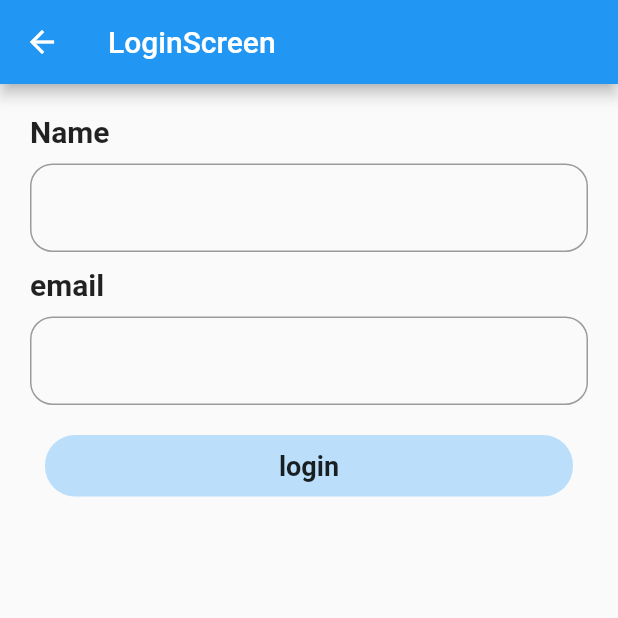
After one commit to GAURAVBKUKADIYA/firebase_crud, a Flutter app: the LoginScreen screen opened directly, on a phone screen of 412 x 824 dp, the top half of it. The commit adds this screen. Run offline on Flutter 3.47's test engine with Material 2 defaults, Android fonts, the phone set to English and light mode, and no system bars; our stand-ins replace cloud_firestore, firebase_core, firebase_storage, flutter_holo_date_picker, fluttertoast, image_picker and 1 more; accounts and stored records are empty.

Commit message:
Add files via upload

```diff
--- a/lib/view/AddDetails.dart
+++ b/lib/view/AddDetails.dart
@@ -6,6 +6,7 @@ import 'package:flutter/material.dart';
 import 'package:flutter_holo_date_picker/date_picker.dart';
 import 'package:fluttertoast/fluttertoast.dart';
 import 'package:intl/intl.dart';
+import 'package:shared_preferences/shared_preferences.dart';
 
 import '../widget/MyTextBox.dart';
 
@@ -141,6 +142,11 @@ class _AddDetailsState extends State<AddDetails> {
                     );
                   }
                   else{
+
+                    SharedPreferences prefs = await SharedPreferences.getInstance();
+                    prefs.setString("fname", name);
+                    prefs.setString("femail", email);
+
                     await FirebaseFirestore.instance.collection("Register").add({
                       "name":name,
                       "email":email,
--- a/lib/view/HomeScreen.dart
+++ b/lib/view/HomeScreen.dart
@@ -1,4 +1,5 @@
 import 'package:flutter/material.dart';
+import 'package:shared_preferences/shared_preferences.dart';
 
 import 'AddDetails.dart';
 import 'AddimageWithDetails.dart';
@@ -13,6 +14,27 @@ class HomeScreen extends StatefulWidget {
 }
 
 class _HomeScreenState extends State<HomeScreen> {
+
+  var name = "";
+  var email="";
+
+  getdata()async{
+    SharedPreferences prefs = await SharedPreferences.getInstance();
+    setState(() {
+      name = prefs.getString("fname");
+      email = prefs.getString("email");
+
+
+
+    });
+  }
+
+  @override
+  void initState() {
+    // TODO: implement initState
+    super.initState();
+    getdata();
+  }
   @override
   Widget build(BuildContext context) {
     return Scaffold(
@@ -63,6 +85,15 @@ class _HomeScreenState extends State<HomeScreen> {
         ),
 
       ),
+      body: SingleChildScrollView(
+        child: Column(
+          children: [
+         Center(
+           child: Text(name),
+         )
+          ],
+        ),
+      ),
     );
   }
 }
--- /dev/null
+++ b/lib/view/LoginScreen.dart
@@ -0,0 +1,92 @@
+import 'package:cloud_firestore/cloud_firestore.dart';
+import 'package:firebase_crud/view/HomeScreen.dart';
+import 'package:firebase_crud/widget/MyPrimaryButton.dart';
+import 'package:firebase_crud/widget/MyTextBox.dart';
+import 'package:flutter/material.dart';
+import 'package:fluttertoast/fluttertoast.dart';
+import 'package:shared_preferences/shared_preferences.dart';
+
+class LoginScreen extends StatefulWidget {
+
+
+  @override
+  State<LoginScreen> createState() => _LoginScreenState();
+}
+
+class _LoginScreenState extends State<LoginScreen> {
+
+  TextEditingController _name = TextEditingController();
+  TextEditingController _email = TextEditingController();
+
+
+  @override
+  Widget build(BuildContext context) {
+    return Scaffold(
+      appBar: AppBar(
+        title: Text("LoginScreen"),
+      ),
+      body: SingleChildScrollView(
+        child: Container(
+          margin: EdgeInsets.all(10),
+          padding: EdgeInsets.all(10),
+          child: Column(
+            crossAxisAlignment: CrossAxisAlignment.start,
+            children: [
+              Text("Name",style: TextStyle(fontSize: 20,fontWeight: FontWeight.bold),),
+              SizedBox(height: 10,),
+              MyTextBox(
+                controller: _name,
+                ispassword: false,
+                hinttext: "entre your Name",
+                keyboard: TextInputType.text,
+              ),
+              SizedBox(height: 10,),
+              Text("email",style: TextStyle(fontSize: 20,fontWeight: FontWeight.bold),),
+              SizedBox(height: 10,),
+              MyTextBox(
+                controller: _email,
+                ispassword: false,
+                hinttext: "entre your email",
+                keyboard: TextInputType.text,
+              ),
+              SizedBox(height: 10,),
+              MyPrimaryButton(
+                onclick: ()async{
+
+                  var name = _name.text.toString();
+                  var email = _email.text.toString();
+
+
+                  await FirebaseFirestore.instance.collection("Register").where("name",isEqualTo: name)
+                      .where("email",isEqualTo: email).get().then((documents) async{
+                      if(documents.size>=1)
+                        {
+                          print("Match");
+                          var name = documents.docs.first["name"].toString();
+                          var email = documents.docs.first["email"].toString();
+                          SharedPreferences prefs = await SharedPreferences.getInstance();
+                          prefs.setString("fname", name);
+                          prefs.setString("email", email);
+
+                          Navigator.of(context).pop();
+                          Navigator.of(context).push(
+                            MaterialPageRoute(builder: (context)=>HomeScreen())
+                          );
+
+                        }
+                      else
+                        {
+                          print("Not match");
+                        }
+                  });
+
+                },
+                buttonText: "login",
+              )
+            ],
+          ),
+        ),
+      ),
+    );
+  }
+}
```
Also changed, not shown: lib/view/AddimageWithDetails.dart (line endings or trailing spaces), lib/view/UpdateDetails.dart (line endings or trailing spaces), lib/view/UpdateImageWithDetail.dart (line endings or trailing spaces), lib/view/UpdateImageWithDetails.dart (line endings or trailing spaces), lib/view/ViewDetails.dart (line endings or trailing spaces), lib/view/ViewImageWithDetails.dart (line endings or trailing spaces).
